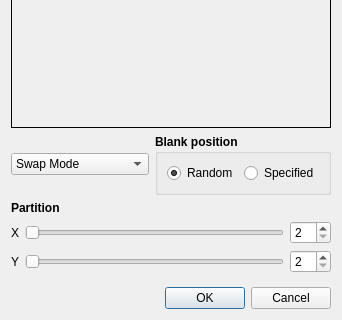
First picture: the form in DialogSettingsFifteen.ui, repository Takashi-Inoue/EzPuzzles, before the edit; both pictures show x 0 to 342 and y 217 to 537 of the 342 by 537 pixel window.
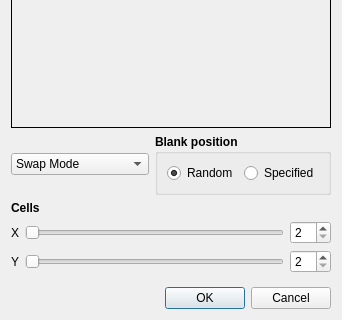
Second picture: the form after the edit. Icons and pictures are not drawn. Custom widgets are drawn as their Qt base class.

What changed in the file:
```diff
--- a/DialogSettingsFifteen.ui
+++ b/DialogSettingsFifteen.ui
@@ -157,7 +157,7 @@
       </font>
      </property>
      <property name="text">
-      <string>Partition</string>
+      <string>Cells</string>
      </property>
     </widget>
    </item>
```
